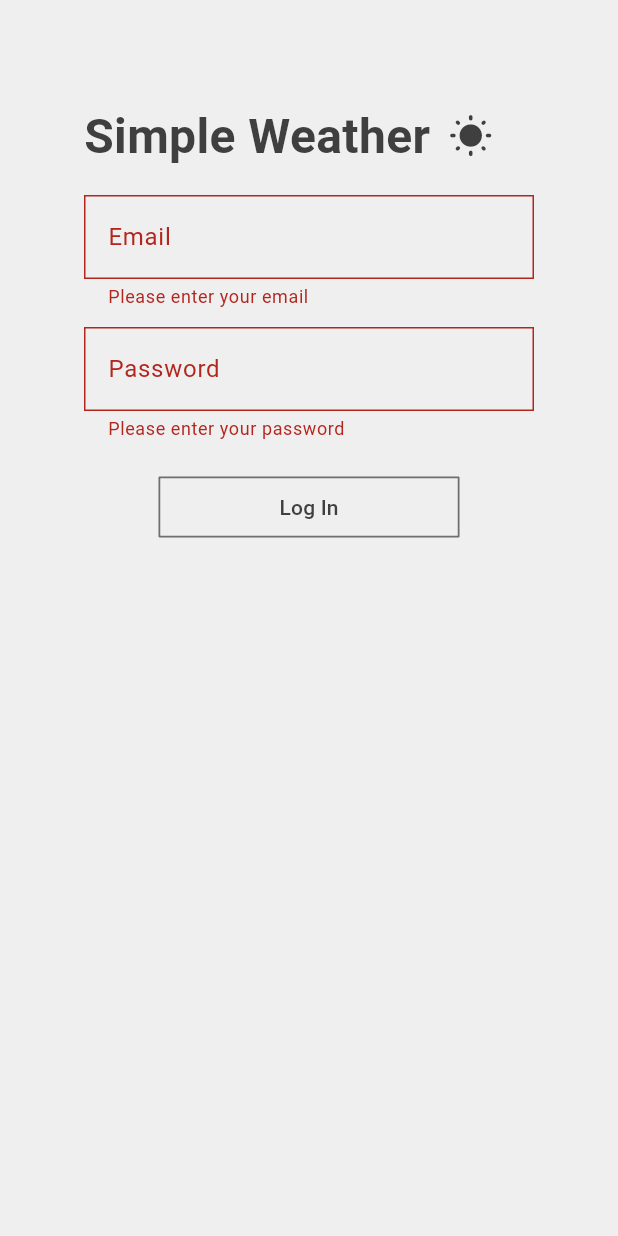
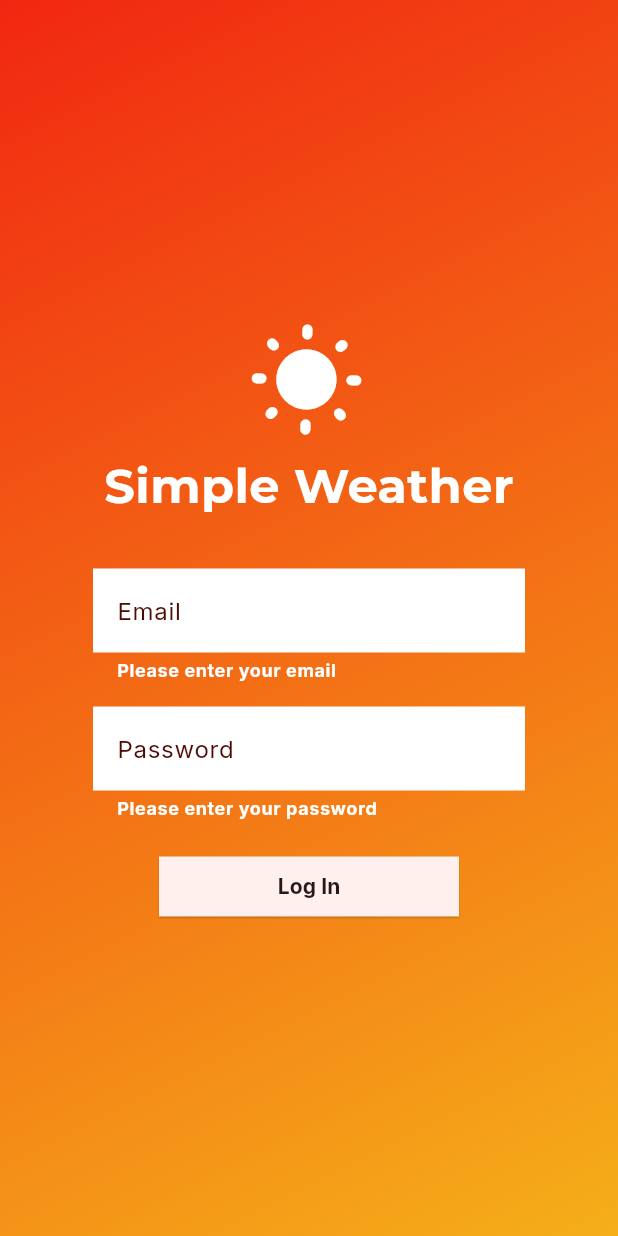
Before and after one commit to jodamco/simple-weather, a Flutter app: the screen it shows after launch, after a tap on "Log In", on a phone screen of 412 x 824 dp. Run offline on Flutter 3.47's test engine with Material 3 defaults, Android fonts, the light colour scheme and no system bars; our stand-ins replace bloc, dio, email_validator, flutter_bloc, flutter_dotenv, flutter_secure_storage and 3 more; Roboto replaces fonts that are missing (Tinos).

Commit message:
refactor(UI): refactor splash and login screen; adds a color based theme

```diff
--- a/lib/auth/presentation/login_page/login_page.dart
+++ b/lib/auth/presentation/login_page/login_page.dart
@@ -1,11 +1,15 @@
 import 'package:email_validator/email_validator.dart';
 import 'package:flutter/material.dart';
 import 'package:flutter_bloc/flutter_bloc.dart';
+import 'package:google_fonts/google_fonts.dart';
 import 'package:simple_weather/auth/data/providers/auth_provider.dart';
 import 'package:simple_weather/auth/logic/login_cubit/login_cubit.dart';
 import 'package:simple_weather/core/logic/session/session_cubit.dart';
-import 'package:simple_weather/core/presentation/widgets/simple_weather_logo.dart';
-import 'package:simple_weather/core/presentation/widgets/sized_outlined_button.dart';
+import 'package:simple_weather/core/presentation/widgets/colorful_scaffold.dart';
+import 'package:simple_weather/core/presentation/widgets/simple_weather_display_logo.dart';
+import 'package:simple_weather/auth/presentation/login_page/widgets/sized_button.dart';
+
+import 'widgets/custom_text_input.dart';
 
 class LoginPage extends StatelessWidget {
   const LoginPage({super.key});
@@ -28,14 +32,22 @@ class LoginPageView extends StatefulWidget {
   State<LoginPageView> createState() => _LoginPageViewState();
 }
 
-class _LoginPageViewState extends State<LoginPageView> {
+class _LoginPageViewState extends State<LoginPageView>
+    with TickerProviderStateMixin {
   final _formKey = GlobalKey<FormState>();
   final TextEditingController _emailController = TextEditingController();
   final TextEditingController _passwordController = TextEditingController();
 
+  late AnimationController _rotationController;
+
   @override
   void initState() {
     super.initState();
+
+    _rotationController = AnimationController(
+      vsync: this,
+      duration: const Duration(seconds: 3),
+    )..repeat(reverse: false);
   }
 
   @override
@@ -75,36 +87,33 @@ class _LoginPageViewState extends State<LoginPageView> {
           Navigator.pushNamed(context, '/weather');
         }
       },
-      child: Scaffold(
-        backgroundColor: const Color(0xFFEFEFEF),
-        body: Padding(
+      child: ColorfulScaffold(
+        child: Container(
+          constraints: const BoxConstraints(maxWidth: 400.0),
           padding: const EdgeInsets.symmetric(
             horizontal: 56,
             vertical: 68,
           ),
           child: Column(
             mainAxisSize: MainAxisSize.min,
-            mainAxisAlignment: MainAxisAlignment.end,
+            mainAxisAlignment: MainAxisAlignment.center,
             crossAxisAlignment: CrossAxisAlignment.center,
             children: [
-              const SimpleWeatherLogo(),
-              const SizedBox(height: 16),
+              SimpleWeatherDisplayLogo(
+                animationController: _rotationController,
+              ),
+              const SizedBox(height: 32.0),
               Form(
                 key: _formKey,
                 child: Column(
                   mainAxisAlignment: MainAxisAlignment.center,
                   crossAxisAlignment: CrossAxisAlignment.center,
                   children: [
-                    TextFormField(
+                    CustomTextInput(
                       keyboardType: TextInputType.emailAddress,
                       textInputAction: TextInputAction.next,
                       controller: _emailController,
-                      decoration: const InputDecoration(
-                        border: OutlineInputBorder(
-                          borderRadius: BorderRadius.zero,
-                        ),
-                        labelText: "Email",
-                      ),
+                      labelText: "Email",
                       validator: (value) {
                         if (value == null || value.isEmpty) {
                           return 'Please enter your email';
@@ -114,37 +123,37 @@ class _LoginPageViewState extends State<LoginPageView> {
                         return null;
                       },
                     ),
-                    const SizedBox(height: 12.0),
-                    TextFormField(
+                    const SizedBox(height: 16.0),
+                    CustomTextInput(
+                      controller: _passwordController,
+                      labelText: 'Password',
                       keyboardType: TextInputType.visiblePassword,
                       textInputAction: TextInputAction.done,
-                      controller: _passwordController,
                       obscureText: true,
                       enableSuggestions: false,
                       autocorrect: false,
-                      decoration: const InputDecoration(
-                        border: OutlineInputBorder(
-                          borderRadius: BorderRadius.zero,
-                        ),
-                        labelText: "Password",
-                      ),
                       validator: (value) {
                         if (value == null || value.isEmpty) {
                           return 'Please enter your password';
                         }
                         return null;
                       },
-                    ),
+                    )
                   ],
                 ),
               ),
               const SizedBox(height: 24.0),
               BlocBuilder<LoginCubit, LoginState>(
                 builder: (context, state) {
-                  return SizedOutlinedButton(
+                  return SizedButton(
                     onPressed: _handleLogin,
                     isLoading: state is LoginLoading,
-                    child: const Text("Log In"),
+                    child: Text(
+                      "Log In",
+                      style: GoogleFonts.inter(
+                        fontWeight: FontWeight.bold,
+                      ),
+                    ),
                   );
                 },
               ),
--- /dev/null
+++ b/lib/auth/presentation/login_page/widgets/custom_text_input.dart
@@ -0,0 +1,49 @@
+import 'package:flutter/material.dart';
+import 'package:google_fonts/google_fonts.dart';
+
+class CustomTextInput extends StatelessWidget {
+  final TextEditingController controller;
+  final String labelText;
+  final TextInputType? keyboardType;
+  final TextInputAction? textInputAction;
+  final String? Function(String?)? validator;
+  final bool obscureText;
+  final bool enableSuggestions;
+  final bool autocorrect;
+
+  const CustomTextInput({
+    super.key,
+    required this.controller,
+    required this.labelText,
+    this.keyboardType,
+    this.textInputAction,
+    this.validator,
+    this.obscureText = false,
+    this.enableSuggestions = true,
+    this.autocorrect = true,
+  });
+
+  @override
+  Widget build(BuildContext context) {
+    return TextFormField(
+      controller: controller,
+      keyboardType: keyboardType,
+      textInputAction: textInputAction,
+      validator: validator,
+      obscureText: obscureText,
+      enableSuggestions: enableSuggestions,
+      autocorrect: autocorrect,
+      decoration: InputDecoration(
+        labelText: labelText,
+        fillColor: Colors.white,
+        filled: true,
+        border: InputBorder.none,
+        labelStyle: GoogleFonts.inter(color: Color(0xFF4c0b04)) ,
+        errorStyle: GoogleFonts.inter(
+          color: Colors.white,
+          fontWeight: FontWeight.bold
+        ),
+      ),
+    );
+  }
+}
--- a/lib/core/presentation/widgets/sized_outlined_button.dart
+++ b/lib/auth/presentation/login_page/widgets/sized_button.dart
@@ -1,34 +1,36 @@
 import 'package:flutter/material.dart';
 
-class SizedOutlinedButton extends StatelessWidget {
+class SizedButton extends StatelessWidget {
   final VoidCallback onPressed;
   final Widget child;
   final double height;
   final double width;
   final bool isLoading;
 
-  const SizedOutlinedButton(
-      {super.key,
-      required this.onPressed,
-      required this.child,
-      this.height = 40,
-      this.width = 200,
-      this.isLoading = false});
+  const SizedButton({
+    super.key,
+    required this.onPressed,
+    required this.child,
+    this.height = 40,
+    this.width = 200,
+    this.isLoading = false,
+  });
 
   @override
   Widget build(BuildContext context) {
     return SizedBox(
       height: height,
       width: width,
-      child: OutlinedButton(
-        style: OutlinedButton.styleFrom(
-          foregroundColor: const Color(0xFF3F3F3F),
+      child: ElevatedButton(
+        style: ElevatedButton.styleFrom(
+          foregroundColor: Theme.of(context).colorScheme.onSurface,
+          elevation: 0.5,
           shape: const BeveledRectangleBorder(
             borderRadius: BorderRadius.zero,
           ),
           side: const BorderSide(
-            width: 0.5,
-            color: Color(0xFF3F3F3F),
+            width: 0,
+            color: Colors.transparent,
           ),
         ),
         onPressed: onPressed,
--- a/lib/core/presentation/splash_screen/splash_screen.dart
+++ b/lib/core/presentation/splash_screen/splash_screen.dart
@@ -4,6 +4,9 @@ import 'package:flutter/material.dart';
 import 'package:flutter_bloc/flutter_bloc.dart';
 import 'package:google_fonts/google_fonts.dart';
 import 'package:simple_weather/core/logic/session/session_cubit.dart';
+import 'package:simple_weather/core/presentation/widgets/colorful_scaffold.dart';
+
+import '../widgets/simple_weather_display_logo.dart';
 
 class SplashScreen extends StatefulWidget {
   const SplashScreen({Key? key}) : super(key: key);
@@ -50,36 +53,11 @@ class _SplashScreenState extends State<SplashScreen>
       context,
     ).state;
 
-    return Scaffold(
-      body: Padding(
+    return ColorfulScaffold(
+      child: Padding(
         padding: const EdgeInsets.all(8.0),
-        child: Column(
-          mainAxisAlignment: MainAxisAlignment.center,
-          crossAxisAlignment: CrossAxisAlignment.center,
-          children: [
-            RotationTransition(
-              turns: Tween(begin: 0.0, end: 1.0).animate(_rotationController),
-              child: const Icon(
-                Icons.wb_sunny_rounded,
-                color: Color(0xFF3F3F3F),
-                size: 50,
-              ),
-            ),
-            const SizedBox(height: 20),
-            Row(
-              mainAxisAlignment: MainAxisAlignment.center,
-              children: [
-                Text(
-                  'Simple Weather',
-                  style: GoogleFonts.tinos(
-                    fontSize: 32.0,
-                    fontWeight: FontWeight.w600,
-                    color: const Color(0xFF3F3F3F),
-                  ),
-                ),
-              ],
-            )
-          ],
+        child: SimpleWeatherDisplayLogo(
+          animationController: _rotationController,
         ),
       ),
     );
--- /dev/null
+++ b/lib/core/presentation/widgets/colorful_scaffold.dart
@@ -0,0 +1,27 @@
+import 'package:flutter/material.dart';
+
+class ColorfulScaffold extends StatelessWidget {
+  final Widget child;
+  const ColorfulScaffold({super.key, required this.child});
+
+  @override
+  Widget build(BuildContext context) {
+    return Scaffold(
+      backgroundColor: Colors.transparent,
+      body: Container(
+        height: double.infinity,
+        decoration: const BoxDecoration(
+          gradient: LinearGradient(
+              stops: [0, 1],
+              begin: Alignment.bottomRight,
+              end: Alignment.topLeft,
+              colors: [Color(0xFFF5AF19), Color(0xFFF12711)]),
+        ),
+        child: Row(
+          mainAxisAlignment: MainAxisAlignment.center,
+          children: [child],
+        ),
+      ),
+    );
+  }
+}
--- /dev/null
+++ b/lib/core/presentation/widgets/simple_weather_display_logo.dart
@@ -0,0 +1,46 @@
+import 'package:flutter/material.dart';
+import 'package:google_fonts/google_fonts.dart';
+
+class SimpleWeatherDisplayLogo extends StatelessWidget {
+  final AnimationController animationController;
+
+  const SimpleWeatherDisplayLogo({
+    super.key,
+    required this.animationController,
+  });
+
+  @override
+  Widget build(BuildContext context) {
+    return Hero(
+      tag: "SimpleWeatherLogo",
+      child: Column(
+        mainAxisAlignment: MainAxisAlignment.center,
+        crossAxisAlignment: CrossAxisAlignment.center,
+        children: [
+          RotationTransition(
+            turns: Tween(begin: 0.0, end: 1.0).animate(animationController),
+            child: const Icon(
+              Icons.wb_sunny_rounded,
+              color: Colors.white,
+              size: 80,
+            ),
+          ),
+          const SizedBox(height: 8),
+          Row(
+            mainAxisAlignment: MainAxisAlignment.center,
+            children: [
+              Text(
+                'Simple Weather',
+                style: GoogleFonts.montserrat(
+                  fontSize: 32.0,
+                  fontWeight: FontWeight.w700,
+                  color: Colors.white,
+                ),
+              ),
+            ],
+          )
+        ],
+      ),
+    );
+  }
+}
--- a/lib/simple_weather.dart
+++ b/lib/simple_weather.dart
@@ -35,6 +35,13 @@ class SimpleWeatherView extends StatelessWidget {
       title: 'SimpleWeather',
       debugShowCheckedModeBanner: false,
       restorationScopeId: 'simpleWeather',
+      theme: ThemeData.from(
+        colorScheme: ColorScheme.fromSeed(
+          seedColor: const Color(0xFFF12711),
+          brightness: Brightness.light,
+        ),
+        useMaterial3: true,
+      ),
       initialRoute: '/',
       routes: routes,
       builder: (context, child) {
```
